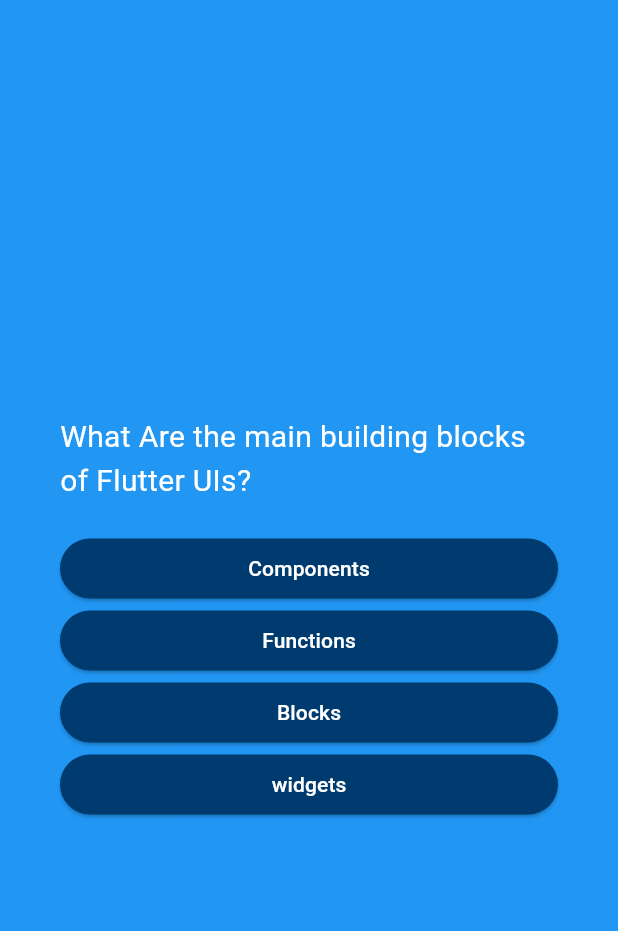
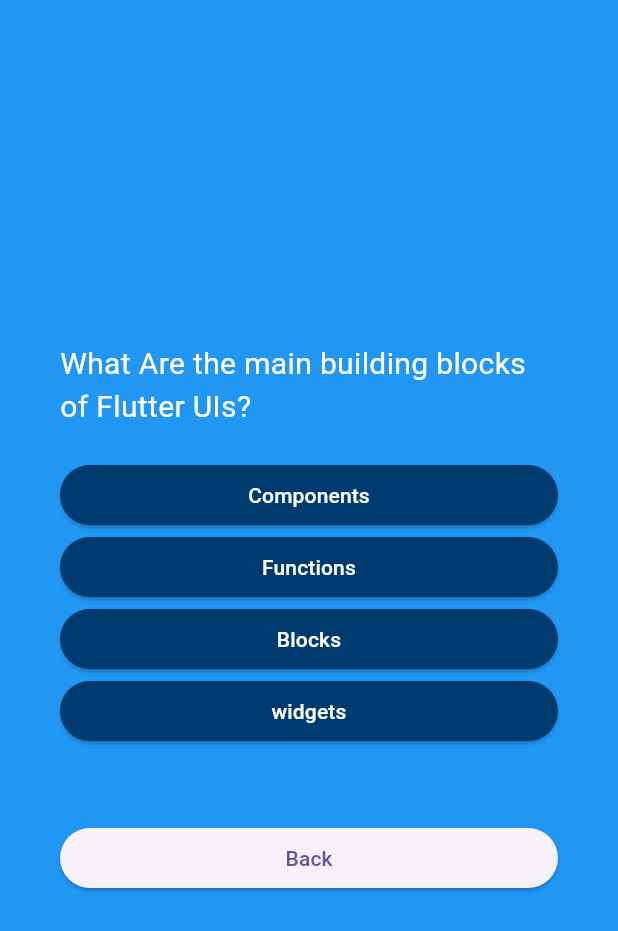
Before and after one commit to farhansyam/quis_app, a Flutter app: the screen it shows after launch, after a tap on "Mulai Quiz", on a phone screen of 412 x 824 dp. Shown: the top 931 px of the screen. Run offline on Flutter 3.47's test engine with Material 3 defaults, Android fonts, the light colour scheme and no system bars; our stand-ins replace google_fonts.

Commit message:
tambah google font dann juga tombol kembali

```diff
--- a/lib/answerButton.dart
+++ b/lib/answerButton.dart
@@ -24,7 +24,7 @@
           borderRadius: BorderRadiusGeometry.circular(20),
         ),
       ),
-      child: Text(answetText),
+      child: Text(answetText, textAlign: TextAlign.center),
     );
   }
 }
--- a/lib/quizQuestion.dart
+++ b/lib/quizQuestion.dart
@@ -13,15 +13,21 @@
 }
 
 class _quizQuestionState extends State<quizQuestion> {
-  @override
   var currentQuestionIndex = 0;
 
-  changeQuestionIdex() {
+  void changeQuestionIdex() {
     setState(() {
       currentQuestionIndex++;
     });
   }
 
+  void buttonBack() {
+    setState(() {
+      currentQuestionIndex--;
+    });
+  }
+
+  @override
   Widget build(BuildContext context) {
     final currentQuestion = questions[currentQuestionIndex];
     return SizedBox(
@@ -44,6 +50,8 @@
                 onTap: changeQuestionIdex,
               );
             }),
+            SizedBox(height: 50),
+            ElevatedButton(onPressed: buttonBack, child: Text('Back')),
           ],
         ),
       ),
--- a/lib/startScreen.dart
+++ b/lib/startScreen.dart
@@ -1,5 +1,6 @@
 import 'package:flutter/material.dart';
 import 'package:flutter/widgets.dart';
+import 'package:google_fonts/google_fonts.dart';
 
 class startScreen extends StatelessWidget {
   const startScreen(this.switchScreen, {super.key});
@@ -12,11 +13,11 @@
       child: Column(
         mainAxisAlignment: MainAxisAlignment.center,
         children: [
-          Image.asset('assets/images/quiz-logo.png', width: 250),
+          Image.asset('assets/images/quiz-logo.png', width: 280),
           SizedBox(height: 50),
           Text(
-            'Belajar Flutter dnengan mudah',
-            style: TextStyle(fontSize: 20, color: Colors.white),
+            'Belajar Flutter dengan mudah!',
+            style: GoogleFonts.poppins(fontSize: 24, color: Colors.white),
           ),
           SizedBox(height: 20),
           OutlinedButton.icon(
--- a/pubspec.yaml
+++ b/pubspec.yaml
@@ -34,6 +34,7 @@
   # The following adds the Cupertino Icons font to your application.
   # Use with the CupertinoIcons class for iOS style icons.
   cupertino_icons: ^1.0.8
+  google_fonts: ^6.3.1
 
 dev_dependencies:
   flutter_test:
```
Also changed, not shown: pubspec.lock, 1 other file.
